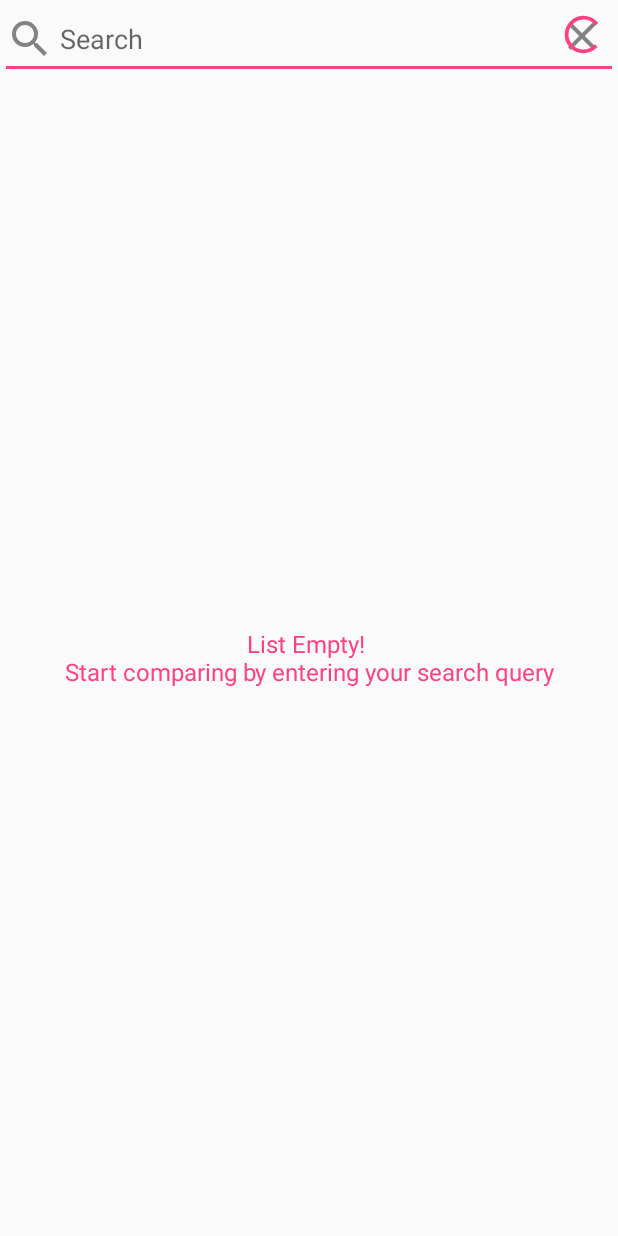
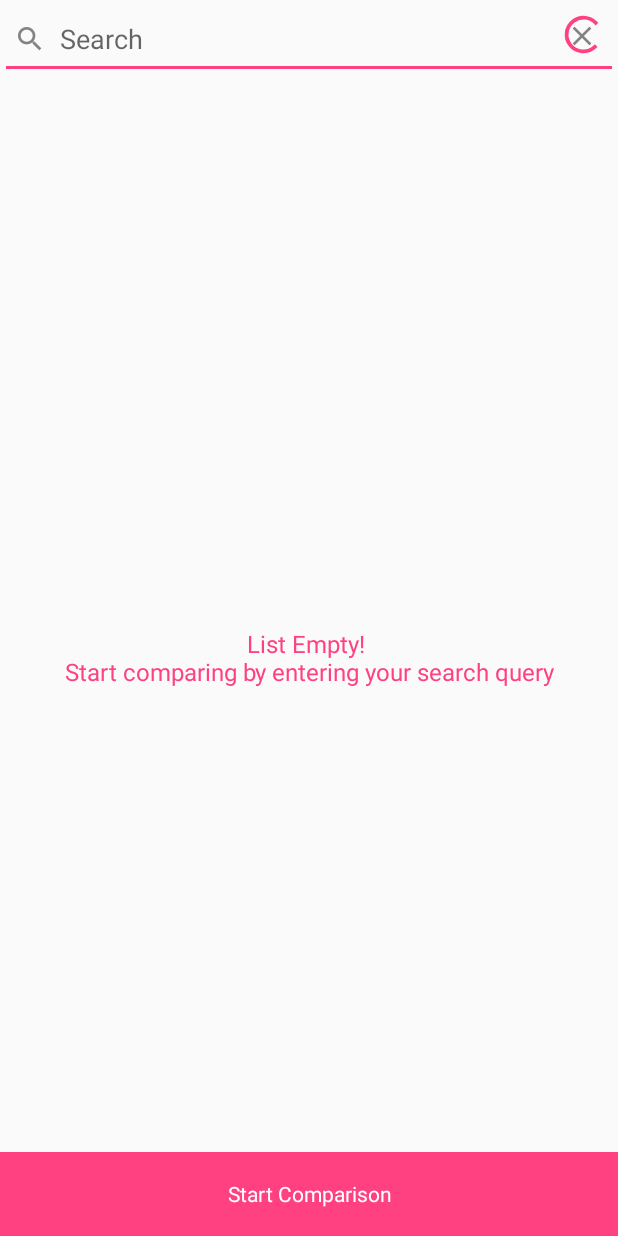
Before and after one commit to abhi472/FundHawk, an Android app: the layout activity_search.xml on its own in the app's theme, with its tools: preview values and no code run, on a phone screen of 412 x 824 dp. Run offline under Robolectric (Android 15) with nearby library versions, the phone set to English and light mode, and no system bars.

Commit message:
Updated SearchActivity ui to add comparison button

```diff
--- a/app/src/main/java/com/abhishek/fundhawk/ui/SelectedListAdapter.java
+++ b/app/src/main/java/com/abhishek/fundhawk/ui/SelectedListAdapter.java
@@ -53,6 +53,10 @@ public class SelectedListAdapter extends RecyclerView.Adapter<SelectedListAdapte
         SelectedListAdapterViewModel viewModel = new SelectedListAdapterViewModel();
         viewModel.setFields(searchResultList.get(holder.getAdapterPosition()));
         holder.setViewModel(viewModel);
+        holder.binding.clear.setOnClickListener(view -> {
+            searchResultList.remove(holder.getAdapterPosition());
+            notifyDataSetChanged();
+        });
 
     }
 
--- a/app/src/main/java/com/abhishek/fundhawk/ui/SelectedListAdapterViewModel.java
+++ b/app/src/main/java/com/abhishek/fundhawk/ui/SelectedListAdapterViewModel.java
@@ -18,4 +18,5 @@ public class SelectedListAdapterViewModel extends ViewModel {
     public void setFields(SearchResult result) {
 name.set(result.getName());
     }
+
 }
--- a/app/src/main/res/layout/activity_search.xml
+++ b/app/src/main/res/layout/activity_search.xml
@@ -40,6 +40,7 @@
             android:layout_marginStart="8dp"
             android:layout_marginTop="8dp"
             isVisible="@{viewModel.isTyped}"
+            android:onClick="@{() -> viewModel.onClearClick()}"
             android:background="@drawable/ic_clear"
             android:contentDescription="@string/place_autocomplete_clear_button"
             app:layout_constraintBottom_toBottomOf="@+id/search_bar"
@@ -95,5 +96,21 @@
             app:layout_constraintTop_toBottomOf="@+id/search_bar"
             tools:text="List Empty! \nStart comparing by entering your search query" />
 
+        <TextView
+            android:id="@+id/compare"
+            android:layout_width="match_parent"
+            android:layout_height="?attr/actionBarSize"
+            android:text="@string/start_comparison"
+            android:gravity="center"
+            app:layout_constraintBottom_toBottomOf="parent"
+            app:layout_constraintEnd_toEndOf="parent"
+            app:layout_constraintStart_toStartOf="parent"
+            app:layout_constraintTop_toBottomOf="@+id/search_bar"
+            app:layout_constraintVertical_bias="1.0"
+            android:background="@color/colorAccent"
+            android:textColor="@android:color/white"
+            android:onClick="@{() -> viewModel.onCompareClick()}"
+            />
+
     </android.support.constraint.ConstraintLayout>
 </layout>
--- a/app/src/main/res/values/strings.xml
+++ b/app/src/main/res/values/strings.xml
@@ -1,4 +1,5 @@
 <resources>
     <string name="app_name">FundHawk</string>
     <string name="search">Search</string>
+    <string name="start_comparison">Start Comparison</string>
 </resources>
```
Also changed, not shown: app/src/main/java/com/abhishek/fundhawk/ui/SearchActivity.java (+9 -0 lines), app/src/main/java/com/abhishek/fundhawk/ui/SearchActivityViewModel.java (+25 -5 lines), app/src/main/res/drawable-hdpi/ic_clear.png, app/src/main/res/drawable-hdpi/ic_search.png, app/src/main/res/drawable-mdpi/ic_clear.png, app/src/main/res/drawable-mdpi/ic_search.png, app/src/main/res/drawable-xhdpi/ic_clear.png, app/src/main/res/drawable-xhdpi/ic_search.png, app/src/main/res/drawable-xxhdpi/ic_clear.png, app/src/main/res/drawable-xxhdpi/ic_search.png.
